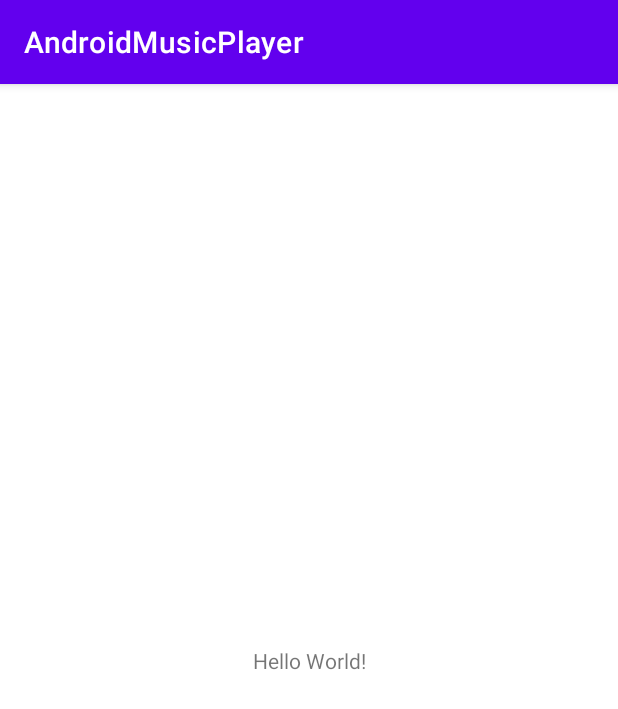
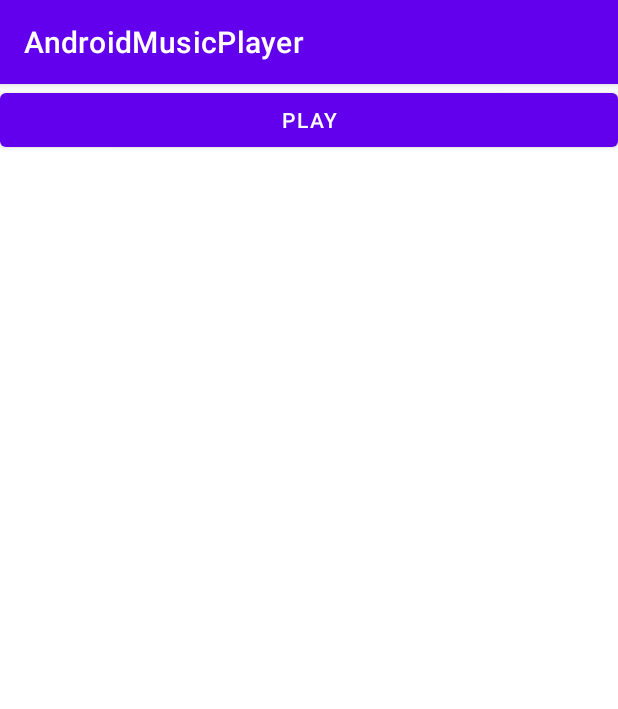
Before and after one commit to elimlk/AndroidMusicPlayer, an Android app: the screen it shows after launch (MainActivity), on a phone screen of 412 x 824 dp. Shown: the top 709 px of the screen. Run offline under Robolectric (Android 15) with nearby library versions, the phone set to English and light mode, and no system bars.

Commit message:
MediaService play

```diff
--- a/app/src/main/AndroidManifest.xml
+++ b/app/src/main/AndroidManifest.xml
@@ -1,7 +1,7 @@
 <?xml version="1.0" encoding="utf-8"?>
 <manifest xmlns:android="http://schemas.android.com/apk/res/android"
     package="com.example.androidmusicplayer">
-
+    <uses-permission android:name="android.permission.INTERNET"/>
     <application
         android:allowBackup="true"
         android:icon="@mipmap/ic_launcher"
@@ -16,6 +16,7 @@
                 <category android:name="android.intent.category.LAUNCHER" />
             </intent-filter>
         </activity>
+        <service android:name=".MediaService"/>
     </application>
 
 </manifest>
--- a/app/src/main/res/layout/activity_main.xml
+++ b/app/src/main/res/layout/activity_main.xml
@@ -1,18 +1,16 @@
 <?xml version="1.0" encoding="utf-8"?>
-<androidx.constraintlayout.widget.ConstraintLayout xmlns:android="http://schemas.android.com/apk/res/android"
+<LinearLayout xmlns:android="http://schemas.android.com/apk/res/android"
     xmlns:app="http://schemas.android.com/apk/res-auto"
     xmlns:tools="http://schemas.android.com/tools"
     android:layout_width="match_parent"
     android:layout_height="match_parent"
-    tools:context=".MainActivity">
+    tools:context=".MainActivity"
+    android:orientation="vertical">
 
-    <TextView
-        android:layout_width="wrap_content"
+    <Button
+        android:layout_width="match_parent"
         android:layout_height="wrap_content"
-        android:text="Hello World!"
-        app:layout_constraintBottom_toBottomOf="parent"
-        app:layout_constraintLeft_toLeftOf="parent"
-        app:layout_constraintRight_toRightOf="parent"
-        app:layout_constraintTop_toTopOf="parent" />
+        android:id="@+id/btn_play"
+        android:text="Play"/>
 
-</androidx.constraintlayout.widget.ConstraintLayout>
+</LinearLayout>
```
Also changed, not shown: app/src/main/java/com/example/androidmusicplayer/MainActivity.java (+30 -0 lines), app/src/main/java/com/example/androidmusicplayer/MediaService.java (added, +63 -0 lines).
